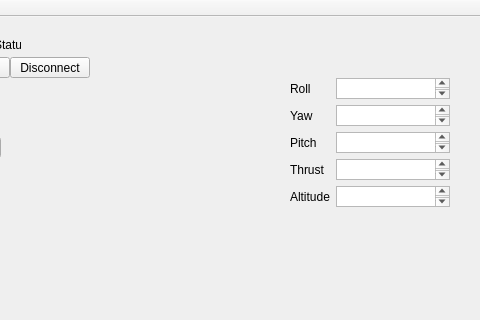
Above: app/mainwindow.ui from saccharios/FollowMeFlie before the change; both pictures show x 180 to 660 and y 0 to 320 of the 660 by 603 pixel window. Below: the same form after it.
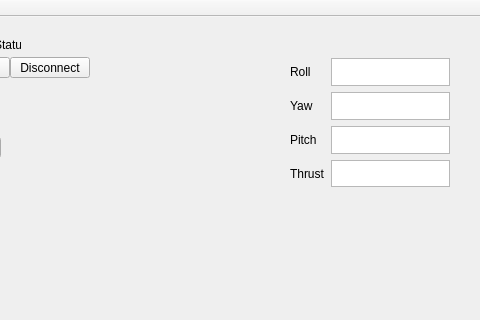
That is the form after the change.

Patch:
```diff
--- a/app/mainwindow.ui
+++ b/app/mainwindow.ui
@@ -143,7 +143,7 @@
     <property name="geometry">
      <rect>
       <x>470</x>
-      <y>50</y>
+      <y>30</y>
       <width>171</width>
       <height>151</height>
      </rect>
@@ -152,13 +152,6 @@
      <property name="leftMargin">
       <number>0</number>
      </property>
-     <item row="4" column="0">
-      <widget class="QLabel" name="Display_Altitude">
-       <property name="text">
-        <string>Altitude</string>
-       </property>
-      </widget>
-     </item>
      <item row="2" column="0">
       <widget class="QLabel" name="pitchDisplay">
        <property name="text">
@@ -192,9 +185,6 @@
        </property>
       </widget>
      </item>
-     <item row="4" column="1">
-      <widget class="QPlainTextEdit" name="actAltitude"/>
-     </item>
      <item row="1" column="0">
       <widget class="QLabel" name="yawDisplay">
        <property name="text">
```
Left out of the diff: 8 changed lines with no effect on the pictures.
